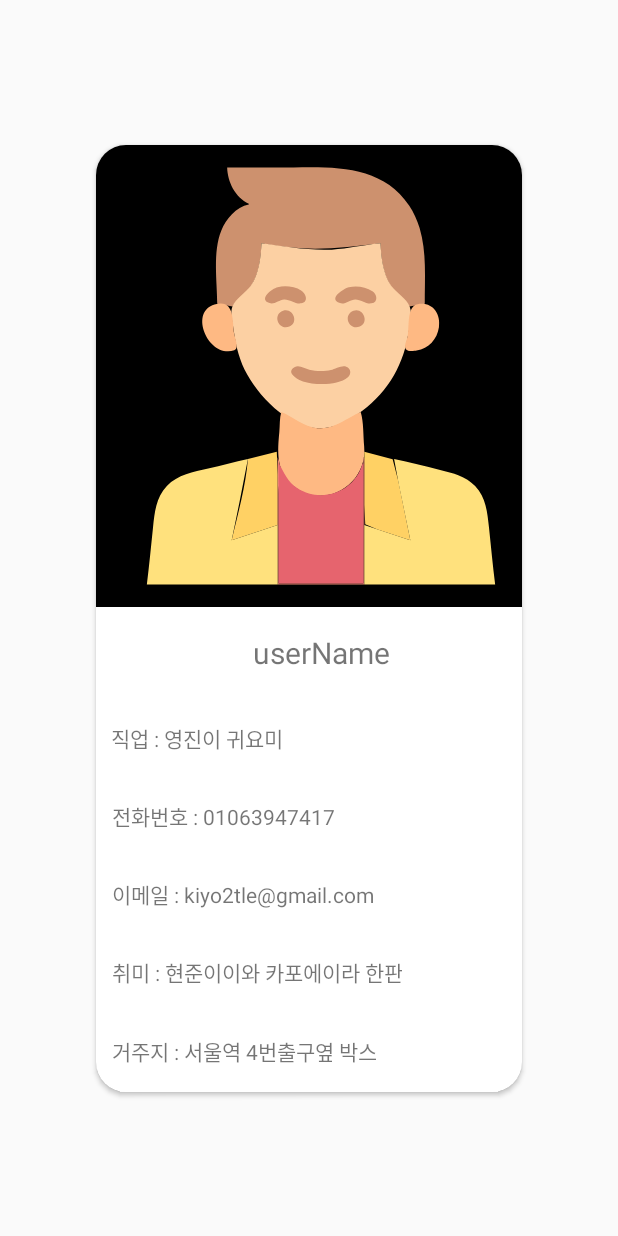
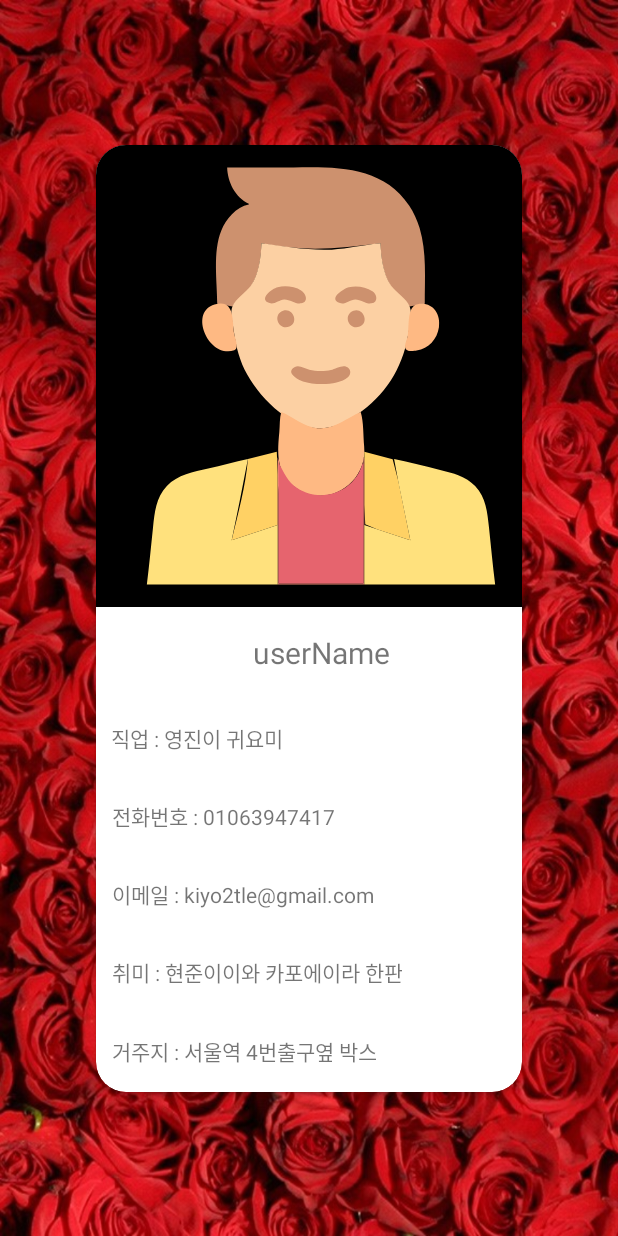
Before and after one commit to 2tle/Gayting, an Android app: the layout user_profiles.xml on its own in the app's theme, with its tools: preview values and no code run, on a phone screen of 412 x 824 dp. Run offline under Robolectric (Android 15) with nearby library versions, the light colour scheme and no system bars.

Commit message:
background

```diff
--- a/app/src/main/res/layout/user_profiles.xml
+++ b/app/src/main/res/layout/user_profiles.xml
@@ -10,7 +10,8 @@
         xmlns:android="http://schemas.android.com/apk/res/android"
         android:layout_width="match_parent"
         android:layout_height="match_parent"
-        xmlns:app="http://schemas.android.com/apk/res-auto">
+        xmlns:app="http://schemas.android.com/apk/res-auto"
+        android:background="@drawable/rosebackground">
 
 
         <androidx.cardview.widget.CardView
```
Also changed, not shown: app/src/main/res/drawable/rosebackground.jpg (added).
